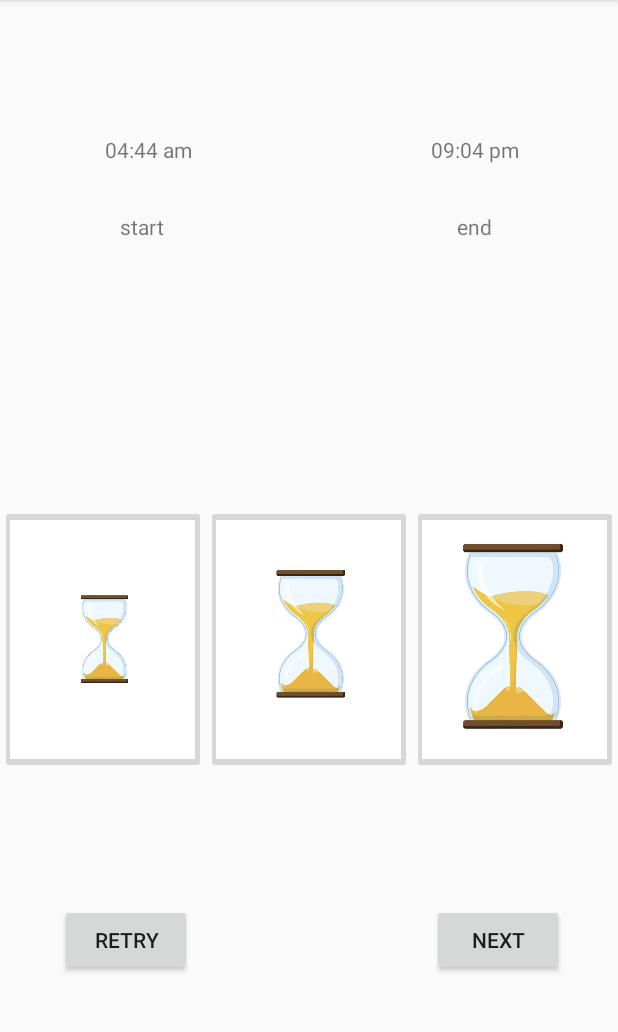
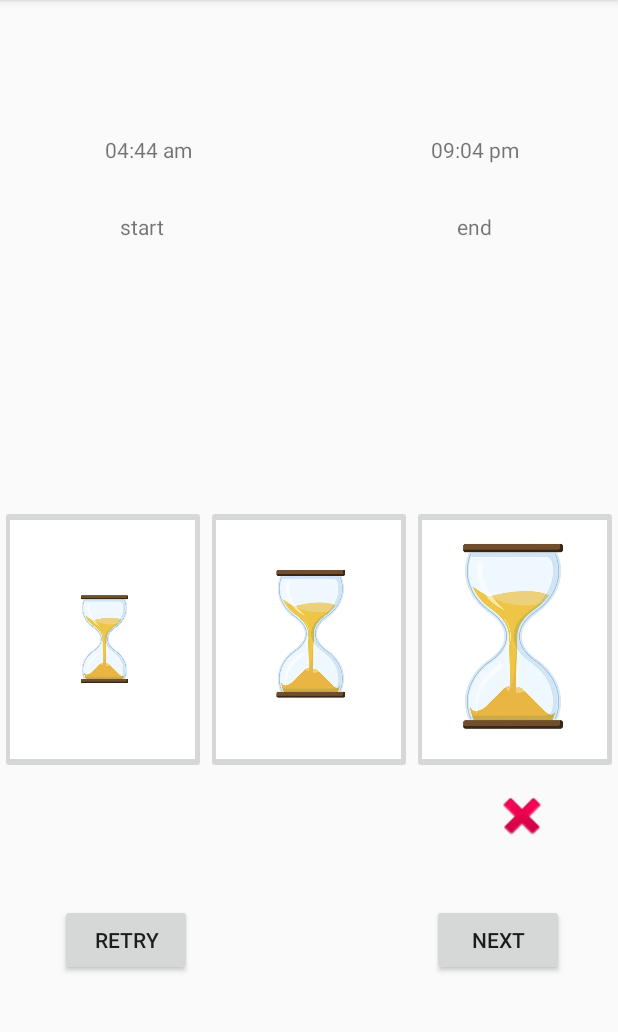
Before and after one commit to forrestpark/UIMA, an Android app: the LearnActivity screen opened directly, with no data from a screen before it, after a tap on "CHECK", on a phone screen of 412 x 824 dp, the part 84-1116 px from its top. Run offline under Robolectric (Android 15) with nearby library versions, the phone set to English and light mode, and no system bars.

Commit message:
added correct/incorrec signs

```diff
--- a/StressHits/app/src/main/java/com/uima/joanne/stresshits/LearnActivity.java
+++ b/StressHits/app/src/main/java/com/uima/joanne/stresshits/LearnActivity.java
@@ -10,9 +10,8 @@ import android.view.View;
 import android.widget.Button;
 import android.widget.EditText;
 import android.widget.ImageButton;
+import android.widget.ImageView;
 import android.widget.TextView;
-
-import org.w3c.dom.Text;
 
 import java.util.Random;
 
@@ -35,6 +34,13 @@ public class LearnActivity extends AppCompatActivity {
     private ImageButton hg_small;
     private ImageButton hg_medium;
     private ImageButton hg_large;
+
+    private ImageView hg_small_incorrect;
+    private ImageView hg_small_correct;
+    private ImageView hg_medium_incorrect;
+    private ImageView hg_medium_correct;
+    private ImageView hg_large_incorrect;
+    private ImageView hg_large_correct;
 
     // learn hard
     private TextView hrs_text;
@@ -72,6 +78,27 @@ public class LearnActivity extends AppCompatActivity {
         learn_next.setVisibility(View.INVISIBLE);
 
         learn_check = (Button) findViewById(R.id.learn_check);
+
+        // correct/incorrect image views
+        hg_small_incorrect = (ImageView) findViewById(R.id.hg_small_incorrect);
+        hg_small_correct = (ImageView) findViewById(R.id.hg_small_correct);
+        hg_medium_incorrect = (ImageView) findViewById(R.id.hg_medium_incorrect);
+        hg_medium_correct = (ImageView) findViewById(R.id.hg_medium_correct);
+        hg_large_incorrect = (ImageView) findViewById(R.id.hg_large_incorrect);
+        hg_large_correct = (ImageView) findViewById(R.id.hg_large_correct);
+
+        // make all correct/incorrect images invisible at first
+        setCorrectIncorrectToInvisible();
+
+    }
+
+    private void setCorrectIncorrectToInvisible() {
+        hg_small_incorrect.setVisibility(View.INVISIBLE);
+        hg_small_correct.setVisibility(View.INVISIBLE);
+        hg_medium_incorrect.setVisibility(View.INVISIBLE);
+        hg_medium_correct.setVisibility(View.INVISIBLE);
+        hg_large_incorrect.setVisibility(View.INVISIBLE);
+        hg_large_correct.setVisibility(View.INVISIBLE);
     }
 
     public void onClickSmall(View view) {
@@ -127,11 +154,24 @@ public class LearnActivity extends AppCompatActivity {
             learn_retry.setVisibility(View.VISIBLE);
             learn_next.setVisibility(View.VISIBLE);
 
-            // show correct sign
-
-            // if incorrect, show incorrect sign
-            if (!correct) {
-                // do something
+            if (correct) {
+                // if correct, show correct sign
+                if (guess == "SMALL") {
+                    hg_small_correct.setVisibility(View.VISIBLE);
+                } else if (guess == "MEDIUM") {
+                    hg_medium_correct.setVisibility(View.VISIBLE);
+                } else {
+                    hg_large_correct.setVisibility(View.VISIBLE);
+                }
+            } else {
+                // if incorrect, show incorrect sign
+                if (guess == "SMALL") {
+                    hg_small_incorrect.setVisibility(View.VISIBLE);
+                } else if (guess == "MEDIUM") {
+                    hg_medium_incorrect.setVisibility(View.VISIBLE);
+                } else {
+                    hg_large_incorrect.setVisibility(View.VISIBLE);
+                }
             }
 
             Log.d("answer? ", String.valueOf(correct));
@@ -153,6 +193,8 @@ public class LearnActivity extends AppCompatActivity {
 
         // SHOW: EditTexts
         showLearnHard();
+
+        setCorrectIncorrectToInvisible();
     }
 
     public void onClickRetry(View view) {
@@ -161,6 +203,7 @@ public class LearnActivity extends AppCompatActivity {
 //        setTimeTextView();
         // revert
         backToLearn();
+        setCorrectIncorrectToInvisible();
     }
 
     private void hideLearnHard() {
--- a/StressHits/app/src/main/res/layout/activity_learn.xml
+++ b/StressHits/app/src/main/res/layout/activity_learn.xml
@@ -59,7 +59,7 @@
         app:layout_constraintStart_toStartOf="parent" />
 
     <LinearLayout
-        android:id="@+id/three_buttons"
+        android:id="@+id/hg_layout"
         android:layout_width="0dp"
         android:layout_height="179dp"
         android:layout_marginBottom="252dp"
@@ -95,6 +95,7 @@
             android:onClick="onClickLarge"
             android:scaleType="centerCrop"
             app:srcCompat="@drawable/hourglass_large" />
+
     </LinearLayout>
 
     <Button
@@ -149,7 +150,7 @@
         android:layout_marginEnd="165dp"
         android:layout_marginBottom="12dp"
         android:text="hrs"
-        app:layout_constraintBottom_toTopOf="@+id/three_buttons"
+        app:layout_constraintBottom_toTopOf="@+id/hg_layout"
         app:layout_constraintEnd_toStartOf="@+id/learn_hard_mins_text"
         app:layout_constraintStart_toStartOf="parent"
         tools:text="hrs" />
@@ -161,7 +162,7 @@
         android:layout_marginEnd="85dp"
         android:layout_marginBottom="12dp"
         android:text="mins"
-        app:layout_constraintBottom_toTopOf="@+id/three_buttons"
+        app:layout_constraintBottom_toTopOf="@+id/hg_layout"
         app:layout_constraintEnd_toEndOf="parent"
         tools:text="mins" />
 
@@ -174,4 +175,66 @@
         app:layout_constraintBottom_toBottomOf="parent"
         app:layout_constraintEnd_toEndOf="parent"
         app:layout_constraintStart_toStartOf="parent" />
+
+    <ImageView
+        android:id="@+id/hg_small_incorrect"
+        android:layout_width="39dp"
+        android:layout_height="39dp"
+        android:layout_marginStart="48dp"
+        android:layout_marginTop="8dp"
+        app:layout_constraintStart_toStartOf="parent"
+        app:layout_constraintTop_toBottomOf="@+id/hg_layout"
+        app:srcCompat="@android:drawable/ic_delete" />
+
+    <ImageView
+        android:id="@+id/hg_small_correct"
+        android:layout_width="40dp"
+        android:layout_height="40dp"
+        android:layout_marginStart="48dp"
+        android:layout_marginTop="8dp"
+        app:layout_constraintStart_toStartOf="parent"
+        app:layout_constraintTop_toBottomOf="@+id/hg_layout"
+        app:srcCompat="@android:drawable/presence_online" />
+
+    <ImageView
+        android:id="@+id/hg_medium_incorrect"
+        android:layout_width="40dp"
+        android:layout_height="40dp"
+        android:layout_marginTop="8dp"
+        app:layout_constraintEnd_toEndOf="parent"
+        app:layout_constraintHorizontal_bias="0.498"
+        app:layout_constraintStart_toStartOf="parent"
+        app:layout_constraintTop_toBottomOf="@+id/hg_layout"
+        app:srcCompat="@android:drawable/ic_delete" />
+
+    <ImageView
+        android:id="@+id/hg_medium_correct"
+        android:layout_width="40dp"
+        android:layout_height="40dp"
+        android:layout_marginTop="8dp"
+        app:layout_constraintEnd_toEndOf="parent"
+        app:layout_constraintStart_toStartOf="parent"
+        app:layout_constraintTop_toBottomOf="@+id/hg_layout"
+        app:srcCompat="@android:drawable/presence_online" />
+
+    <ImageView
+        android:id="@+id/hg_large_incorrect"
+        android:layout_width="40dp"
+        android:layout_height="40dp"
+        android:layout_marginTop="8dp"
+        android:layout_marginEnd="44dp"
+        app:layout_constraintEnd_toEndOf="parent"
+        app:layout_constraintTop_toBottomOf="@+id/hg_layout"
+        app:srcCompat="@android:drawable/ic_delete" />
+
+    <ImageView
+        android:id="@+id/hg_large_correct"
+        android:layout_width="40dp"
+        android:layout_height="40dp"
+        android:layout_marginTop="8dp"
+        android:layout_marginEnd="44dp"
+        app:layout_constraintEnd_toEndOf="parent"
+        app:layout_constraintTop_toBottomOf="@+id/hg_layout"
+        app:srcCompat="@android:drawable/presence_online" />
+
 </android.support.constraint.ConstraintLayout>
```
